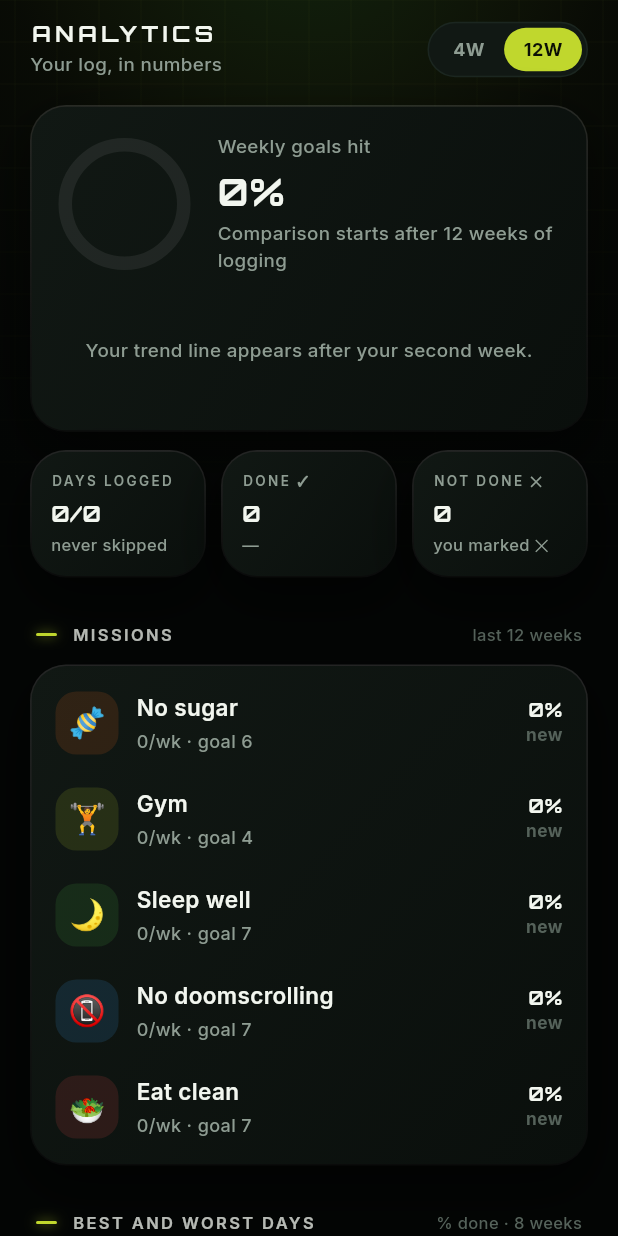
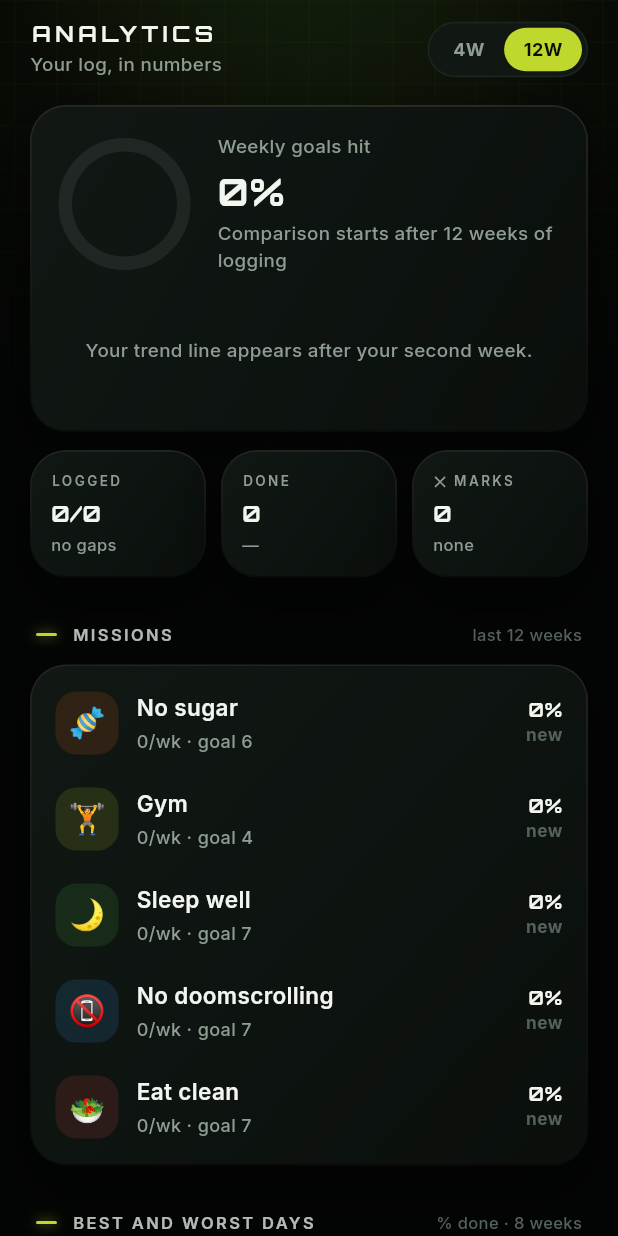
Before and after one commit to Jeevansuresh/Hero-Time, a Flutter app: the AnalyticsScreen screen opened directly, after a tap on an icon or button, on a phone screen of 412 x 824 dp. Run offline on Flutter 3.47's test engine with Material 3 defaults, Android fonts, the phone set to English and light mode, and no system bars; our stand-ins replace audioplayers, file_picker, flutter_local_notifications, flutter_secure_storage, google_fonts, image_picker and 2 more; accounts and stored records are empty.

Commit message:
Analytics tiles: clearer labels, ✕ marks with the top mission
- 'Logged 12/12 · no gaps', 'Done · % of logs', '✕ marks · Gym 12'
- No more cut-off tile text; two-week chart says 'Last week'

Co-Authored-By: Claude Opus 5.5 <noreply@anthropic.com>

```diff
--- a/lib/analytics.dart
+++ b/lib/analytics.dart
@@ -252,6 +252,23 @@ class Analytics {
     return (done: done, missed: missed);
   }
 
+  /// The mission with the most ✕ marks in the last [days], and how many.
+  ({Habit? habit, int count}) mostMissed(int days) {
+    Habit? top;
+    var best = 0;
+    for (final h in store.habits) {
+      var n = 0;
+      for (var a = 0; a < days; a++) {
+        if (store.entry(h.id, today - a)?.done == false) n++;
+      }
+      if (n > best) {
+        best = n;
+        top = h;
+      }
+    }
+    return (habit: top, count: best);
+  }
+
   /// Check-in consistency: days where every mission that existed was logged (✓ or ✕).
   /// Today only counts once it's fully logged, since the day isn't over.
   ({int logged, int total}) checkInDays(int days) {
--- a/lib/screens/analytics_screen.dart
+++ b/lib/screens/analytics_screen.dart
@@ -31,6 +31,7 @@ class _AnalyticsScreenState extends State<AnalyticsScreen> {
     final trend = trendOf(overall);
     final c = a.counts(w * 7);
     final ci = a.checkInDays(w * 7);
+    final top = a.mostMissed(w * 7);
     final tagged = a.missions.where((m) => m.tags.isNotEmpty && m.tags.values.any((n) => n > 0)).toList();
 
     return AppScaffold(
@@ -91,14 +92,17 @@ class _AnalyticsScreenState extends State<AnalyticsScreen> {
               const SizedBox(height: 12),
               Row(children: [
                 _Stat(
-                    label: 'Days logged',
+                    label: 'Logged',
                     value: '${ci.logged}/${ci.total}',
-                    sub: ci.logged == ci.total ? 'never skipped' : 'every mission logged',
+                    sub: ci.logged == ci.total ? 'no gaps' : 'days',
                     color: ci.total > 0 && ci.logged == ci.total ? AppColors.green : null),
                 const SizedBox(width: 10),
-                _Stat(label: 'Done ✓', value: '${c.done}', sub: c.done + c.missed == 0 ? '—' : '${(c.done / (c.done + c.missed) * 100).round()}% of logs'),
+                _Stat(label: 'Done', value: '${c.done}', sub: c.done + c.missed == 0 ? '—' : '${(c.done / (c.done + c.missed) * 100).round()}% of logs'),
                 const SizedBox(width: 10),
-                _Stat(label: 'Not done ✕', value: '${c.missed}', sub: 'you marked ✕'),
+                _Stat(
+                    label: '✕ marks',
+                    value: '${c.missed}',
+                    sub: top.habit == null ? 'none' : '${top.habit!.name} ${top.count}'),
               ]),
               SectionLabel('Missions', trailing: Text('last $w weeks', style: ui(11, color: AppColors.faint))),
               Panel(
--- a/lib/widgets/charts.dart
+++ b/lib/widgets/charts.dart
@@ -61,7 +61,7 @@ class AreaChart extends StatelessWidget {
           if (labels) ...[
             const SizedBox(height: 6),
             Row(children: [
-              Text('${values.length - 1} wks ago', style: ui(10, color: AppColors.faint)),
+              Text(values.length == 2 ? 'Last week' : '${values.length - 1} wks ago', style: ui(10, color: AppColors.faint)),
               const Spacer(),
               Text('This week', style: ui(10, color: AppColors.faint)),
             ]),
```
